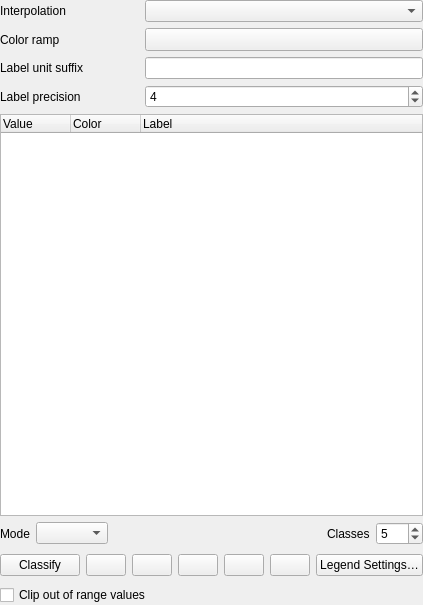
First picture: the form in src/ui/qgscolorrampshaderwidgetbase.ui, repository qgis/QGIS, before the edit.
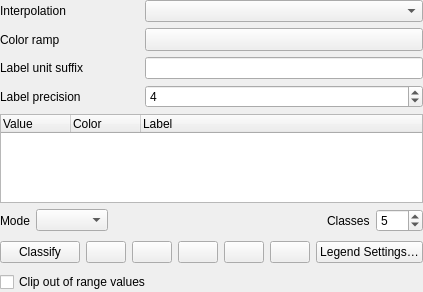
Second picture: the form after the edit. Icons and pictures are not drawn. Custom widgets are drawn as their Qt base class.

```diff
--- a/src/ui/qgscolorrampshaderwidgetbase.ui
+++ b/src/ui/qgscolorrampshaderwidgetbase.ui
@@ -7,7 +7,7 @@
     <x>0</x>
     <y>0</y>
     <width>397</width>
-    <height>605</height>
+    <height>292</height>
    </rect>
   </property>
   <property name="windowTitle">
@@ -37,7 +37,7 @@
      <property name="minimumSize">
       <size>
        <width>0</width>
-       <height>250</height>
+       <height>0</height>
       </size>
      </property>
      <attribute name="headerMinimumSectionSize">
```
